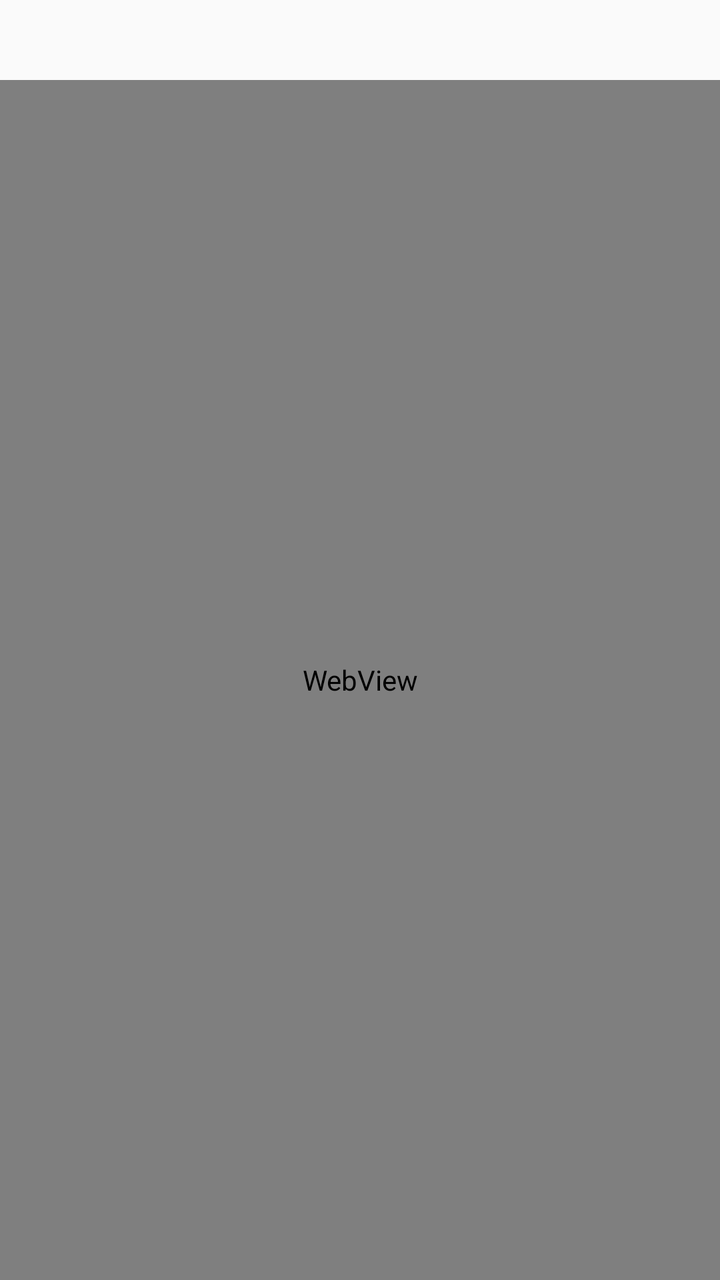
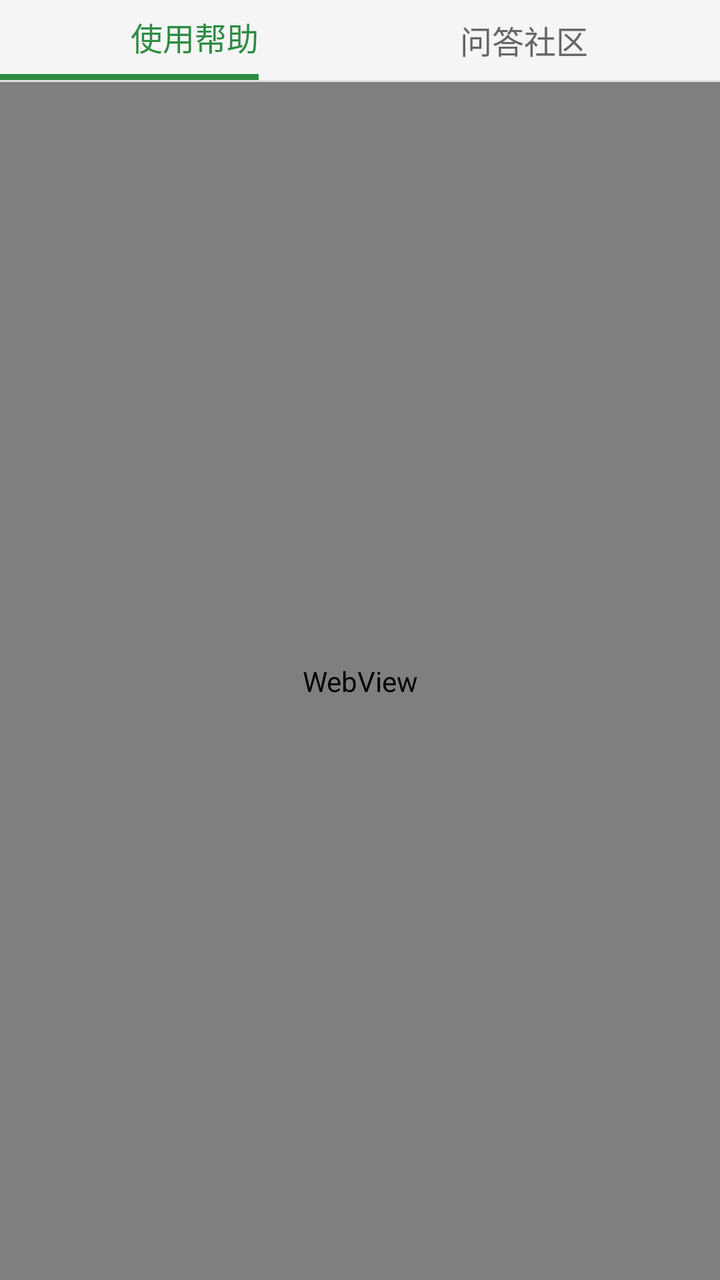

Before-and-after screenshots of an Android layout around one commit, followed by the original layout XML and the change that was made.
<!-- AndroidManifest.xml: application theme AppTheme -->
<!-- res/layout/activity_help.xml -->
<?xml version="1.0" encoding="utf-8"?>
<LinearLayout xmlns:android="http://schemas.android.com/apk/res/android"
    xmlns:app="http://schemas.android.com/apk/res-auto"
    android:layout_width="match_parent"
    android:layout_height="match_parent"
    android:orientation="vertical">

    <com.google.android.material.tabs.TabLayout
        android:id="@+id/tab_layout"
        android:layout_width="match_parent"
        android:layout_height="40dp"
        app:tabIndicatorColor="#2D8C42"
        app:tabSelectedTextColor="#2D8C42"
        app:tabTextColor="#666666"
        app:tabMode="fixed"
        app:tabBackground="@android:color/transparent" />

    <FrameLayout
        android:id="@+id/container"
        android:layout_width="match_parent"
        android:layout_height="0dp"
        android:layout_weight="1">

        <WebView
            android:id="@+id/web_view"
            android:layout_width="match_parent"
            android:layout_height="match_parent" />

        <androidx.swiperefreshlayout.widget.SwipeRefreshLayout
            android:id="@+id/swipe_refresh"
            android:layout_width="match_parent"
            android:layout_height="match_parent"
            android:visibility="gone">

            <androidx.recyclerview.widget.RecyclerView
                android:id="@+id/qa_recycler_view"
                android:layout_width="match_parent"
                android:layout_height="match_parent"
                android:clipToPadding="false"
                android:paddingBottom="8dp" />
        </androidx.swiperefreshlayout.widget.SwipeRefreshLayout>
    </FrameLayout>

    <com.google.android.material.floatingactionbutton.FloatingActionButton
        android:id="@+id/fab_post_question"
        android:layout_width="wrap_content"
        android:layout_height="wrap_content"
        android:layout_gravity="end|bottom"
        android:layout_margin="16dp"
        android:visibility="gone"
        android:src="@android:drawable/ic_input_add"
        app:backgroundTint="#2D8C42"
        app:tint="@android:color/white" />
</LinearLayout>
<!-- resources referenced by this layout -->
<resources>
  <style name="AppTheme" parent="Theme.AppCompat.Light.NoActionBar">
          <item name="colorPrimary">@color/colorPrimary</item>
          <item name="colorPrimaryDark">@color/colorPrimaryDark</item>
          <item name="colorAccent">@color/colorAccent</item>
      </style>
  <color name="colorPrimary">#009688</color>
  <color name="colorPrimaryDark">#00796B</color>
  <color name="colorAccent">#FF9800</color>
</resources>

<!-- the commit's change to res/layout/activity_help.xml (unified diff, before → after) -->
@@ -5,15 +5,84 @@
     android:layout_height="match_parent"
     android:orientation="vertical">
 
-    <com.google.android.material.tabs.TabLayout
-        android:id="@+id/tab_layout"
+    <LinearLayout
         android:layout_width="match_parent"
-        android:layout_height="40dp"
-        app:tabIndicatorColor="#2D8C42"
-        app:tabSelectedTextColor="#2D8C42"
-        app:tabTextColor="#666666"
-        app:tabMode="fixed"
-        app:tabBackground="@android:color/transparent" />
+        android:layout_height="wrap_content"
+        android:orientation="vertical"
+        android:background="#F5F5F5">
+
+        <LinearLayout
+            android:layout_width="match_parent"
+            android:layout_height="40dp"
+            android:weightSum="100"
+            android:orientation="horizontal">
+
+            <LinearLayout
+                android:id="@+id/tab_help_container"
+                android:layout_width="0dp"
+                android:layout_height="match_parent"
+                android:layout_weight="36"
+                android:orientation="vertical"
+                android:gravity="center_vertical|end"
+                android:clickable="true"
+                android:background="?attr/selectableItemBackground">
+
+                <TextView
+                    android:id="@+id/tab_help"
+                    android:layout_width="wrap_content"
+                    android:layout_height="0dp"
+                    android:layout_weight="1"
+                    android:gravity="center"
+                    android:text="使用帮助"
+                    android:textSize="16sp"
+                    android:textColor="#2D8C42" />
+
+                <View
+                    android:id="@+id/indicator_help"
+                    android:layout_width="match_parent"
+                    android:layout_height="3dp"
+                    android:background="#2D8C42" />
+            </LinearLayout>
+
+            <View
+                android:layout_width="0dp"
+                android:layout_height="0dp"
+                android:layout_weight="28" />
+
+            <LinearLayout
+                android:id="@+id/tab_qa_container"
+                android:layout_width="0dp"
+                android:layout_height="match_parent"
+                android:layout_weight="36"
+                android:orientation="vertical"
+                android:gravity="center_vertical|start"
+                android:clickable="true"
+                android:background="?attr/selectableItemBackground">
+
+                <TextView
+                    android:id="@+id/tab_qa"
+                    android:layout_width="wrap_content"
+                    android:layout_height="0dp"
+                    android:layout_weight="1"
+                    android:gravity="center"
+                    android:text="问答社区"
+                    android:textSize="16sp"
+                    android:textColor="#666666" />
+
+                <View
+                    android:id="@+id/indicator_qa"
+                    android:layout_width="match_parent"
+                    android:layout_height="3dp"
+                    android:background="#2D8C42"
+                    android:visibility="gone" />
+            </LinearLayout>
+        </LinearLayout>
+
+        <View
+            android:layout_width="match_parent"
+            android:layout_height="1dp"
+            android:background="#E0E0E0" />
+    </LinearLayout>
 
     <FrameLayout
         android:id="@+id/container"
